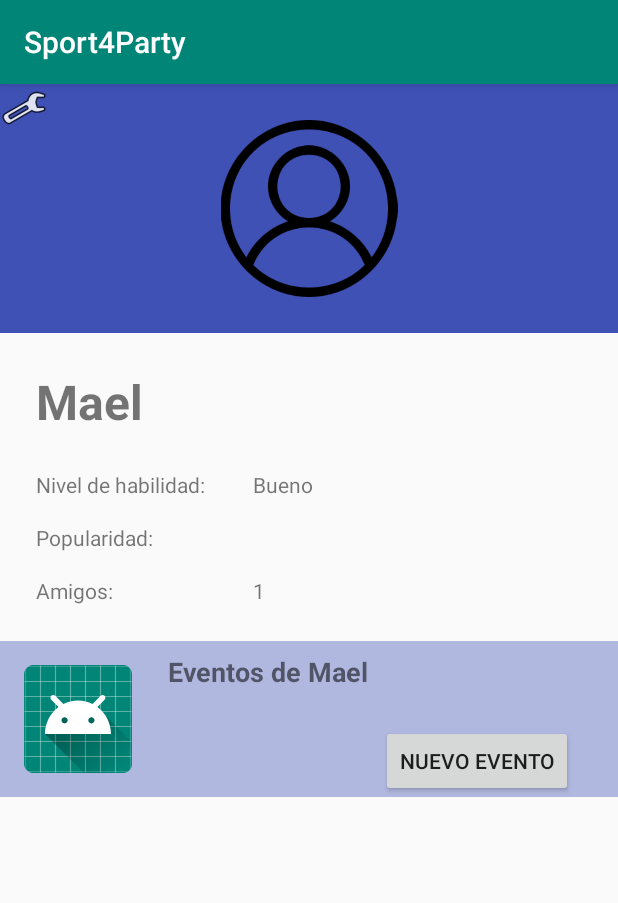
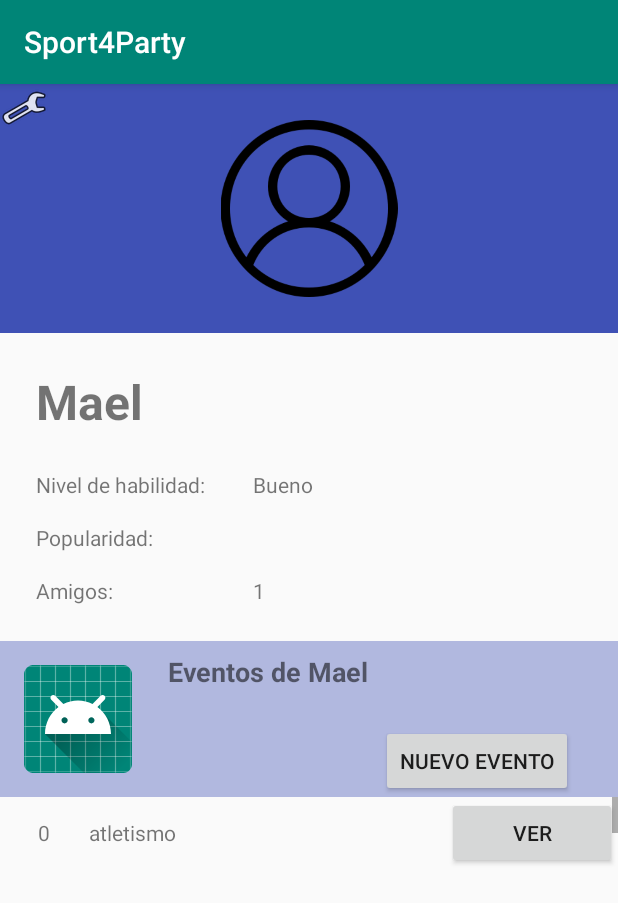
Before and after one commit to compumovil2010/Sport4Party, an Android app: the screen it shows after launch (Perfil), after a tap on "MI PERFIL", on a phone screen of 412 x 824 dp. Shown: the top 903 px of the screen. Run offline under Robolectric (Android 15) with nearby library versions, the phone set to English and light mode, and no system bars.

Commit message:
Lista de eventos en VerPerfil terminada en un 80%.

```diff
--- a/app/src/main/java/com/example/sport4party/EventosAdapter.java
+++ b/app/src/main/java/com/example/sport4party/EventosAdapter.java
@@ -1,33 +1,49 @@
 package com.example.sport4party;
 
 import android.content.Context;
-import android.database.Cursor;
 import android.view.LayoutInflater;
 import android.view.View;
 import android.view.ViewGroup;
-import android.widget.CursorAdapter;
+import android.widget.BaseAdapter;
 import android.widget.TextView;
 
-public class EventosAdapter extends CursorAdapter {
-    private static final int EVENTO_ID_INDICE = 0;
-    private  static final int EVENTO_NOMBRE_INDICE = 1;
+import com.example.sport4party.Modelo.Evento;
 
-    public EventosAdapter(Context context, Cursor c, int flags) {
-        super(context, c, flags);
+import java.util.ArrayList;
+
+public class EventosAdapter extends BaseAdapter {
+    Context context;
+    ArrayList<Evento> eventos;
+
+    public EventosAdapter(Context context, ArrayList<Evento> eventos) {
+        this.context = context;
+        this.eventos = eventos;
     }
 
     @Override
-    public View newView(Context context, Cursor cursor, ViewGroup parent) {
-        return LayoutInflater.from(context).inflate(R.layout.evento, parent, false);
+    public int getCount() {
+        return eventos.size();
     }
 
     @Override
-    public void bindView(View view, Context context, Cursor cursor) {
-        TextView textViewNumero = (TextView) view.findViewById(R.id.textViewNumero);
-        TextView textViewNombreEvento = (TextView) view.findViewById(R.id.textViewNombreEvento);
-        int idEvemto = cursor.getInt(EVENTO_ID_INDICE);
-        String nombreEvento = cursor.getString(EVENTO_NOMBRE_INDICE);
-        textViewNumero.setText(String.valueOf(idEvemto));
-        textViewNombreEvento.setText(nombreEvento);
+    public Object getItem(int position) {
+        return eventos.get(position);
+    }
+
+    @Override
+    public long getItemId(int position) {
+        return eventos.get(position).getID();
+    }
+
+    @Override
+    public View getView(int position, View convertView, ViewGroup parent) {
+        convertView = LayoutInflater.from(context).inflate(R.layout.evento,parent,false);
+        TextView idEvento = (TextView)convertView.findViewById(R.id.textViewNumero);
+        TextView nombreEvento = (TextView)convertView.findViewById(R.id.textViewNombreEvento);
+
+        //idEvento.setText(eventos.get(position).getID());
+        idEvento.setText(Integer.toString(eventos.get(position).getID()));
+        nombreEvento.setText(eventos.get(position).getDeporte());
+        return convertView;
     }
 }
--- a/app/src/main/java/com/example/sport4party/MainActivity.java
+++ b/app/src/main/java/com/example/sport4party/MainActivity.java
@@ -9,6 +9,9 @@ import android.widget.Button;
 import android.widget.Toast;
 
 import com.example.sport4party.Modelo.Deportista;
+import com.example.sport4party.Modelo.Evento;
+
+import java.util.Date;
 
 public class MainActivity extends AppCompatActivity {
     Button button, button2;
@@ -48,5 +51,10 @@ public class MainActivity extends AppCompatActivity {
         miPerfil = new Deportista(0, "Mael", "Bueno", 5);
         Deportista friend = new Deportista(1, "Luduciel", "Regular", 4);
         miPerfil.addAmigo(friend);
+
+        Evento evento = new Evento(10, "atletismo", null, 0, "bueno", true);
+        miPerfil.addEvento(evento);
+        Evento evento2 = new Evento(10, "atletismo2", null, 1, "bueno", true);
+        miPerfil.addEvento(evento2);
     }
 }
--- a/app/src/main/java/com/example/sport4party/Modelo/Deportista.java
+++ b/app/src/main/java/com/example/sport4party/Modelo/Deportista.java
@@ -9,7 +9,7 @@ public class Deportista implements Serializable {
     private String nivelHabilidad;
     private float popularidad;
     private ArrayList<Deportista> amigos;
-    //private ArrayList<Evento> eventos;
+    private ArrayList<Evento> eventos;
     //private ArrayList<Evento> misEventos;
 
     public Deportista(int id, String nombre, String nivelHabilidad, float popularidad) {
@@ -18,6 +18,7 @@ public class Deportista implements Serializable {
         this.nivelHabilidad = nivelHabilidad;
         this.popularidad = popularidad;
         this.amigos = new ArrayList<>();
+        this.eventos = new ArrayList<>();
     }
 
     public int getId() {
@@ -56,11 +57,25 @@ public class Deportista implements Serializable {
         this.amigos = amigos;
     }
 
+    public ArrayList<Evento> getEventos() {
+        return eventos;
+    }
+
+    public void setEventos(ArrayList<Evento> eventos) {
+        this.eventos = eventos;
+    }
+
     public void addAmigo(Deportista amigo){
         this.amigos.add(amigo);
     }
 
-    public int sizeAmigos(){
-        return this.amigos.size();
+    public int sizeAmigos(){ return this.amigos.size(); }
+
+    public void addEvento(Evento evento){
+        this.eventos.add(evento);
+    }
+
+    public int sizeEventos(){
+        return this.eventos.size();
     }
 }
--- /dev/null
+++ b/app/src/main/java/com/example/sport4party/Modelo/Evento.java
@@ -0,0 +1,66 @@
+package com.example.sport4party.Modelo;
+
+import java.io.Serializable;
+import java.util.Date;
+
+public class Evento implements Serializable {
+    private int cupo;
+    private String deporte;
+    private Date fecha;
+    private int ID;
+    private String nivelHabilidad;
+    private boolean pago;
+
+    public Evento(int cupo, String deporte, Date fecha, int ID, String nivelHabilidad, boolean pago) {
+        this.cupo = cupo;
+        this.deporte = deporte;
+        this.fecha = fecha;
+        this.ID = ID;
+        this.nivelHabilidad = nivelHabilidad;
+        this.pago = pago;
+    }
+
+    public int getCupo() {
+        return cupo;
+    }
+
+    public void setCupo(int cupo) {
+        this.cupo = cupo;
+    }
+
+    public String getDeporte() {
+        return deporte;
+    }
+
+    public void setDeporte(String deporte) {
+        this.deporte = deporte;
+    }
+
+    public Date getFecha() {
+        return fecha;
+    }
+
+    public void setFecha(Date fecha) {
+        this.fecha = fecha;
+    }
+
+    public int getID() {
+        return ID;
+    }
+
+    public String getNivelHabilidad() {
+        return nivelHabilidad;
+    }
+
+    public void setNivelHabilidad(String nivelHabilidad) {
+        this.nivelHabilidad = nivelHabilidad;
+    }
+
+    public boolean isPago() {
+        return pago;
+    }
+
+    public void setPago(boolean pago) {
+        this.pago = pago;
+    }
+}
--- a/app/src/main/java/com/example/sport4party/Perfil.java
+++ b/app/src/main/java/com/example/sport4party/Perfil.java
@@ -5,16 +5,19 @@ import androidx.appcompat.app.AppCompatActivity;
 
 import android.content.DialogInterface;
 import android.content.Intent;
+import android.database.Cursor;
 import android.os.Bundle;
 import android.text.InputType;
 import android.view.View;
 import android.widget.Button;
 import android.widget.EditText;
 import android.widget.ImageButton;
+import android.widget.ListView;
 import android.widget.TextView;
 import android.widget.Toast;
 
 import com.example.sport4party.Modelo.Deportista;
+import com.example.sport4party.Modelo.Evento;
 
 public class Perfil extends AppCompatActivity {
     private Deportista perfil;
@@ -25,6 +28,9 @@ public class Perfil extends AppCompatActivity {
     private TextView eventos;
     private Button buttonEventos;
     private ImageButton buttonPreferencias;
+
+    private EventosAdapter eventosAdapter;
+    private ListView listEventos;
 
     @Override
     protected void onCreate(Bundle savedInstanceState) {
@@ -77,6 +83,8 @@ public class Perfil extends AppCompatActivity {
                 builder.show();
             }
         });
+
+        listEventos = (ListView)findViewById(R.id.listViewEventos);
     }
 
     @Override
@@ -94,6 +102,7 @@ public class Perfil extends AppCompatActivity {
         switch (tipo) {
             case 0: {
                 miPerfilVista();
+                actualizarEventosUsuario();
             }
             break;
             case 1: {
@@ -111,4 +120,9 @@ public class Perfil extends AppCompatActivity {
         buttonEventos.setVisibility(View.GONE);
         buttonPreferencias.setVisibility(View.GONE);
     }
+
+    private void actualizarEventosUsuario(){
+        eventosAdapter = new EventosAdapter(this, perfil.getEventos());
+        listEventos.setAdapter(eventosAdapter);
+    }
 }
--- a/app/src/main/res/layout/activity_perfil.xml
+++ b/app/src/main/res/layout/activity_perfil.xml
@@ -138,14 +138,19 @@
 
     </LinearLayout>
 
-    <ListView
-        android:id="@+id/ListViewEventos"
+    <ScrollView
         android:layout_width="match_parent"
         android:layout_height="wrap_content"
-        android:layout_weight="0"
         app:layout_constraintEnd_toEndOf="parent"
         app:layout_constraintStart_toStartOf="parent"
-        app:layout_constraintTop_toBottomOf="@+id/linearLayout" />
+        app:layout_constraintTop_toBottomOf="@+id/linearLayout" >
+
+        <ListView
+            android:id="@+id/listViewEventos"
+            android:layout_width="match_parent"
+            android:layout_height="wrap_content"
+            android:layout_weight="0" />
+    </ScrollView>
 
 
 </androidx.constraintlayout.widget.ConstraintLayout>
```
